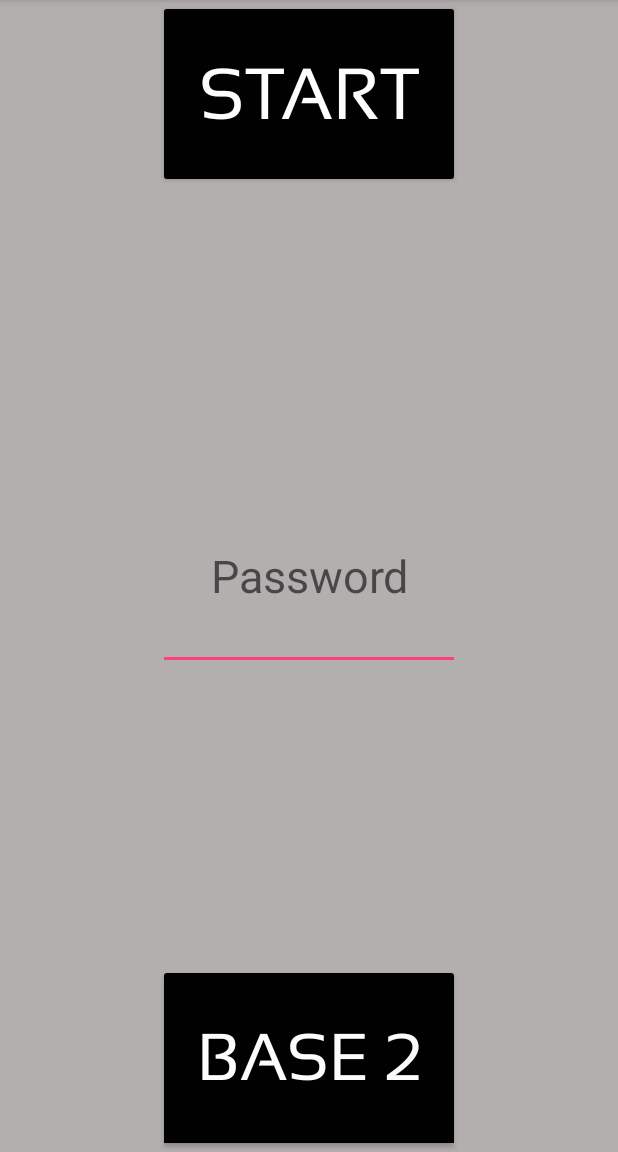
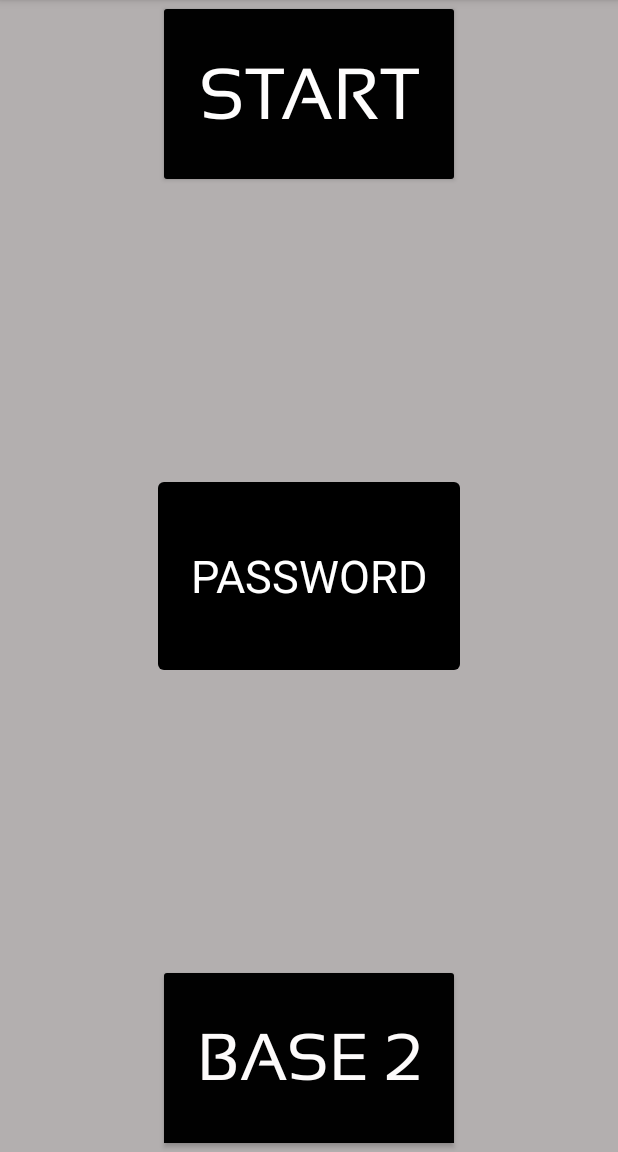
Before and after one commit to AugieSnackers/BinaryHero, an Android app: the screen it shows after launch (MainPageActivity), on a phone screen of 412 x 824 dp, the part 84-1236 px from its top. Run offline under Robolectric (Android 15) with nearby library versions, the phone set to English and light mode, and no system bars; Roboto replaces fonts that are not available here.

Commit message:
Changed the password text to match the other buttons

```diff
--- a/app/src/main/java/edu/augustana/snackers/binaryhero/GameArena.java
+++ b/app/src/main/java/edu/augustana/snackers/binaryhero/GameArena.java
@@ -297,7 +297,7 @@ public class GameArena {
                         .setPositiveButton("YES", new DialogInterface.OnClickListener() {
 
                             public void onClick(DialogInterface dialog, int whichButton) {
-                                nextLevel(0);
+                                nextLevel(mPlayerLevel);
                             }
                         })
                         .setNegativeButton("NO", new DialogInterface.OnClickListener() {
--- a/app/src/main/java/edu/augustana/snackers/binaryhero/LevelsDatabase.java
+++ b/app/src/main/java/edu/augustana/snackers/binaryhero/LevelsDatabase.java
@@ -8,7 +8,7 @@ import android.util.DisplayMetrics;
  * Created by Nelly on 4/11/2016.
  */
 public class LevelsDatabase {
-    public final static int HIGHEST_LEVEL = 6;
+    public final static int HIGHEST_LEVEL = 1;
     public final static int RADIUS[] = { 50,50,50,50,60,60,60};
     public final static int NUM_BALLS[] = { 4,8,16,16,32,32,32};
     public final static int BINARY_LEN[] = { 4,4,4,4,5,5,5};
--- /dev/null
+++ b/app/src/main/res/drawable/edit_rect.xml
@@ -0,0 +1,5 @@
+<?xml version="1.0" encoding="utf-8"?>
+<shape xmlns:android="http://schemas.android.com/apk/res/android" android:shape="rectangle">
+    <corners android:radius="4dp"/>
+    <solid android:color="#000000" />
+</shape>
--- a/app/src/main/res/layout/activity_main.xml
+++ b/app/src/main/res/layout/activity_main.xml
@@ -41,10 +41,13 @@
         android:layout_gravity="center"
         android:layout_above="@+id/toggleButton"
         android:layout_centerHorizontal="true"
-        android:hint="Password"
+        android:hint="PASSWORD"
         android:textAlignment="center"
         android:textSize="30sp"
-        android:inputType="text"/>
+        android:inputType="text"
+        android:background="@drawable/edit_rect"
+        android:textColor="#ffffff"
+        android:textColorHint="#ffffff" />
 
 
 
```
